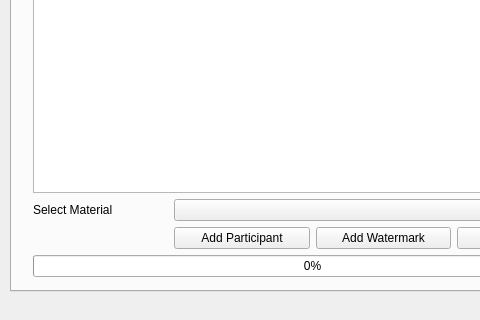
This is ui/mainwindow.ui in QVllasa/TrainingTool as Qt 5 draws it before an edit; both pictures show x 0 to 480 and y 246 to 566 of the 715 by 566 pixel window. The edited form follows.
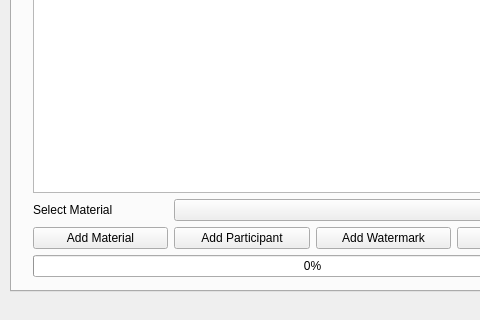
This is the edited form. The open tabs and pages were chosen to show the change.

What changed in the file:
```diff
--- a/ui/mainwindow.ui
+++ b/ui/mainwindow.ui
@@ -124,6 +124,13 @@
        <item row="1" column="1" colspan="3">
         <widget class="QComboBox" name="matCombo"/>
        </item>
+       <item row="2" column="0">
+        <widget class="QPushButton" name="addMaterial">
+         <property name="text">
+          <string>Add Material</string>
+         </property>
+        </widget>
+       </item>
       </layout>
      </widget>
     </widget>
```
Left out of the diff: 2 changed lines with no effect on the pictures.
